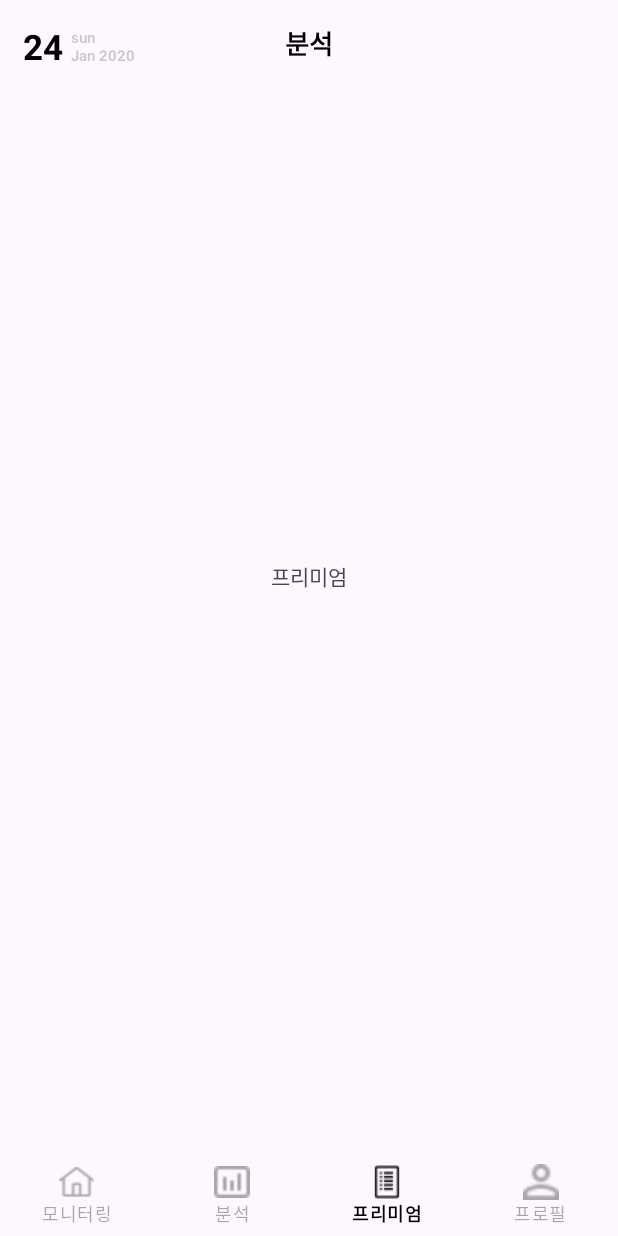
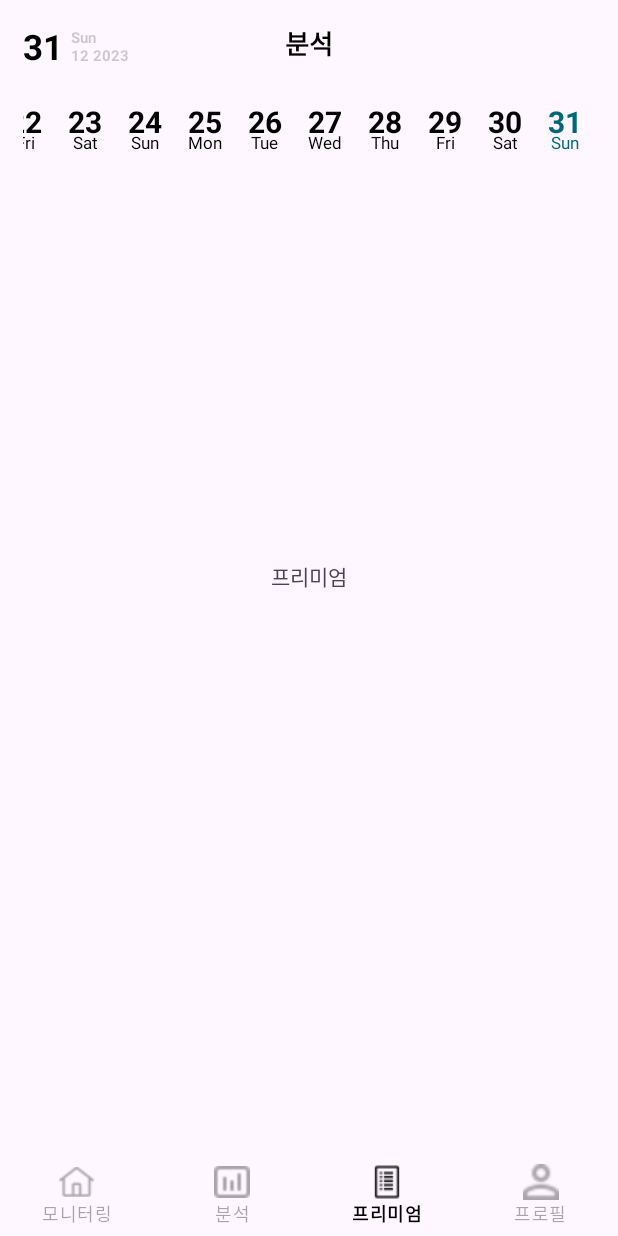
Before and after one commit to projectHeyGongC/heyGongC-android, an Android app: the fragment AnalysisFragment placed in its activity, item 3 of the bottom bar chosen, on a phone screen of 412 x 824 dp. Run offline under Robolectric (Android 15) with nearby library versions, the phone set to English and light mode, and no system bars.

Commit message:
상단 날짜 추가 완료

```diff
--- a/app/src/main/java/com/cctv/heygongc/adapter/DateRecyclerViewAdapter.kt
+++ b/app/src/main/java/com/cctv/heygongc/adapter/DateRecyclerViewAdapter.kt
@@ -1,4 +1,43 @@
 package com.cctv.heygongc.adapter
 
-class DateRecyclerViewAdapter {
+import android.graphics.Color
+import android.util.Log
+import android.view.LayoutInflater
+import android.view.ViewGroup
+import androidx.recyclerview.widget.RecyclerView
+import com.cctv.heygongc.data.LoginData
+import com.cctv.heygongc.data.TopDateData
+import com.cctv.heygongc.databinding.RecyclerviewCellTopDateBinding
+import com.cctv.heygongc.databinding.ViewpagerLoginBinding
+
+class DateRecyclerViewAdapter(items: List<TopDateData>) : RecyclerView.Adapter<DateRecyclerViewAdapter.ViewHolder>() {
+    var items = items
+    inner class ViewHolder(private val binding: RecyclerviewCellTopDateBinding) : RecyclerView.ViewHolder(binding.root) {
+
+        fun bind(item: TopDateData, today: Boolean) {
+            binding.textViewDate.text = "${item.date}"
+            binding.textViewDays.text = item.day
+
+            if (today) {
+                binding.textViewDate.setTextColor(Color.parseColor("#006877"))
+                binding.textViewDays.setTextColor(Color.parseColor("#006877"))
+            } else {
+                binding.textViewDate.setTextColor(Color.parseColor("#000000"))
+                binding.textViewDays.setTextColor(Color.parseColor("#000000"))
+            }
+
+            binding.container.setOnClickListener {
+                // 클릭
+            }
+        }
+    }
+
+    override fun onCreateViewHolder(parent: ViewGroup, viewType: Int) = ViewHolder(RecyclerviewCellTopDateBinding.inflate(LayoutInflater.from(parent.context),parent,false))
+
+    override fun getItemCount(): Int = items.size
+
+    override fun onBindViewHolder(holder: ViewHolder, position: Int) {
+        Log.e("날짜", "${position}, ${items.size-1}")
+        holder.bind(items[position], position == items.size-1)
+    }
 }
--- /dev/null
+++ b/app/src/main/java/com/cctv/heygongc/data/LoginData.kt
@@ -0,0 +1,6 @@
+package com.cctv.heygongc.data
+
+/**
+ * ActivityLogin viewPager data
+ */
+data class LoginData(val msg: String, val image: Int)
--- a/app/src/main/java/com/cctv/heygongc/data/LoginDataViewPager.kt
+++ /dev/null
@@ -1,3 +0,0 @@
-package com.cctv.heygongc.data
-
-data class LoginDataViewPager(val msg: String, val image: Int)
--- /dev/null
+++ b/app/src/main/java/com/cctv/heygongc/data/TopDateData.kt
@@ -0,0 +1,3 @@
+package com.cctv.heygongc.data
+
+data class TopDateData(val date: Int, val day: String)
--- a/app/src/main/java/com/cctv/heygongc/fragment/AnalysisFragment.kt
+++ b/app/src/main/java/com/cctv/heygongc/fragment/AnalysisFragment.kt
@@ -1,27 +1,26 @@
 package com.cctv.heygongc.fragment
 
 import android.os.Bundle
+import android.util.Log
 import androidx.fragment.app.Fragment
 import android.view.LayoutInflater
 import android.view.View
 import android.view.ViewGroup
+import androidx.recyclerview.widget.LinearSmoothScroller
+import androidx.recyclerview.widget.RecyclerView
 import com.cctv.heygongc.R
+import com.cctv.heygongc.adapter.DateRecyclerViewAdapter
+import com.cctv.heygongc.data.TopDateData
 import com.cctv.heygongc.databinding.FragmentAnalysisBinding
 import com.cctv.heygongc.databinding.FragmentMonitoringBinding
+import java.util.Calendar
+import java.util.Date
 
-// TODO: Rename parameter arguments, choose names that match
-// the fragment initialization parameters, e.g. ARG_ITEM_NUMBER
-private const val ARG_PARAM1 = "param1"
-private const val ARG_PARAM2 = "param2"
-
-/**
- * A simple [Fragment] subclass.
- * Use the [AnalysisFragment.newInstance] factory method to
- * create an instance of this fragment.
- */
 class AnalysisFragment : Fragment() {
     private var mBinding: FragmentAnalysisBinding? = null
     private val binding get() = mBinding!!
+    private val mapDay = mapOf<Int, String>(1 to "Sun", 2 to "Mon", 3 to "Tue", 4 to "Wed", 5 to "Thu", 6 to "Fri", 7 to "Sat")
+    private val arrayListDate = mutableListOf<TopDateData>()
 
     override fun onCreateView(
         inflater: LayoutInflater, container: ViewGroup?,
@@ -29,7 +28,35 @@ class AnalysisFragment : Fragment() {
     ): View? {
         mBinding = FragmentAnalysisBinding.inflate(inflater, container, false)
 
-        binding.recyclerViewDate.adapter =
+
+
+        // todo : 데이터를 어떻게 넣어 줄것인가. 오늘을 기준으로 2주전까지 데이터를 받아와야함
+        val calendar = Calendar.getInstance()
+        binding.textViewDate.text = "${calendar.get((Calendar.DATE))}"
+        binding.textViewMonth.text = "${mapDay[calendar.get(Calendar.DAY_OF_WEEK)]}\n${calendar.get(Calendar.MONTH)+1} ${calendar.get(Calendar.YEAR)}"
+        arrayListDate.add(TopDateData(calendar.get(Calendar.DATE), mapDay[calendar.get(Calendar.DAY_OF_WEEK)]!!))
+        repeat (14) {
+            calendar.add(Calendar.DATE, -1)
+            arrayListDate.add(0, TopDateData(calendar.get(Calendar.DATE), mapDay[calendar.get(Calendar.DAY_OF_WEEK)]!!))
+        }
+
+
+//        var date = Date(calendar.timeInMillis)
+
+
+
+        val dateRecyclerViewAdapter = DateRecyclerViewAdapter(arrayListDate)
+        binding.recyclerViewDate.adapter = dateRecyclerViewAdapter
+
+        val smoothScroller: RecyclerView.SmoothScroller by lazy {
+            object : LinearSmoothScroller(context) {
+                override fun getVerticalSnapPreference() = SNAP_TO_END
+            }
+        }
+
+        smoothScroller.targetPosition = arrayListDate.size
+        binding.recyclerViewDate.layoutManager?.startSmoothScroll(smoothScroller)
+
         return binding.root
     }
 
--- a/app/src/main/res/layout/fragment_analysis.xml
+++ b/app/src/main/res/layout/fragment_analysis.xml
@@ -47,7 +47,7 @@
         android:id="@+id/recyclerViewDate"
         android:layout_width="match_parent"
         android:layout_height="wrap_content"
-        android:layout_marginTop="10dp"
+        android:layout_marginTop="20dp"
         app:layout_constraintTop_toBottomOf="@id/textViewTitle"
         app:layoutManager="androidx.recyclerview.widget.LinearLayoutManager"
         android:orientation="horizontal"/>
--- a/app/src/main/res/layout/recyclerview_cell_top_date.xml
+++ b/app/src/main/res/layout/recyclerview_cell_top_date.xml
@@ -1,30 +1,34 @@
 <?xml version="1.0" encoding="utf-8"?>
-<androidx.constraintlayout.widget.ConstraintLayout xmlns:android="http://schemas.android.com/apk/res/android"
-    android:layout_width="match_parent"
-    android:layout_height="match_parent"
-    xmlns:app="http://schemas.android.com/apk/res-auto">
+<androidx.constraintlayout.widget.ConstraintLayout
+    android:id="@+id/container"
+    xmlns:android="http://schemas.android.com/apk/res/android"
+    android:layout_width="40dp"
+    android:layout_height="wrap_content"
+    xmlns:app="http://schemas.android.com/apk/res-auto"
+    android:padding="5dp">
 
     <TextView
         android:id="@+id/textViewDate"
         android:layout_width="wrap_content"
         android:layout_height="wrap_content"
         android:text="24"
-        android:textColor="#006877"
+        android:textColor="@color/black"
         android:textSize="20dp"
         android:textStyle="bold"
         app:layout_constraintTop_toTopOf="parent"
-        app:layout_constraintLeft_toLeftOf="parent"/>
+        app:layout_constraintLeft_toLeftOf="parent"
+        app:layout_constraintRight_toRightOf="parent"/>
 
     <TextView
         android:id="@+id/textViewDays"
         android:layout_width="wrap_content"
         android:layout_height="wrap_content"
         android:text="su"
-        android:textColor="#006877"
-        android:textSize="15dp"
+        android:textColor="@color/black"
+        android:textSize="11dp"
         android:layout_marginTop="-7dp"
         app:layout_constraintTop_toBottomOf="@id/textViewDate"
-        app:layout_constraintLeft_toLeftOf="@id/textViewDate"
-        app:layout_constraintRight_toRightOf="@id/textViewDate"/>
+        app:layout_constraintLeft_toLeftOf="parent"
+        app:layout_constraintRight_toRightOf="parent"/>
 
 </androidx.constraintlayout.widget.ConstraintLayout>
```
Also changed, not shown: app/src/main/java/com/cctv/heygongc/ActivityLogin.kt (+5 -7 lines), app/src/main/java/com/cctv/heygongc/adapter/LoginViewPagerAdapter.kt (+3 -10 lines), app/src/main/java/com/cctv/heygongc/fragment/MonitoringFragment.kt (+0 -10 lines), app/src/main/java/com/cctv/heygongc/fragment/PremiumFragment.kt (+0 -10 lines), app/src/main/java/com/cctv/heygongc/fragment/ProfileFragment.kt (+0 -10 lines).
